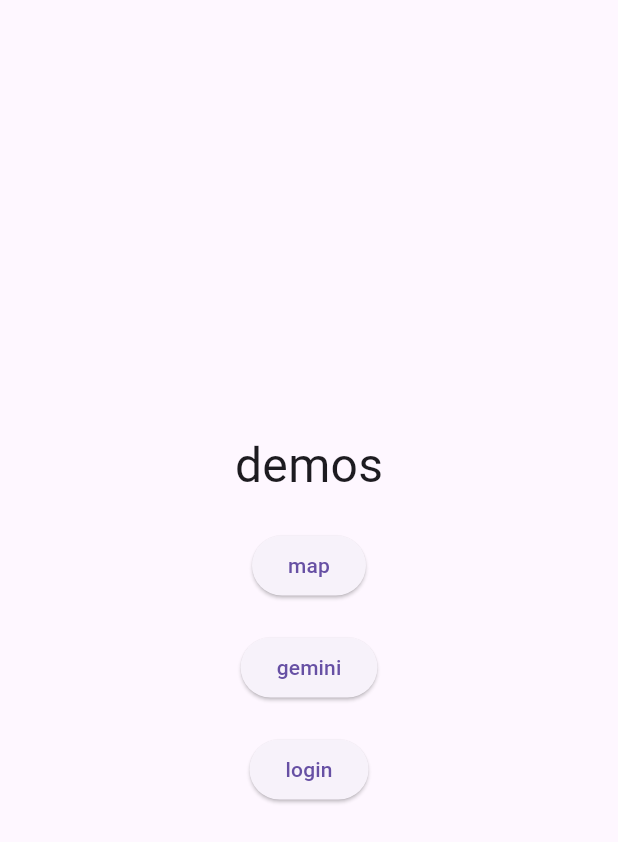
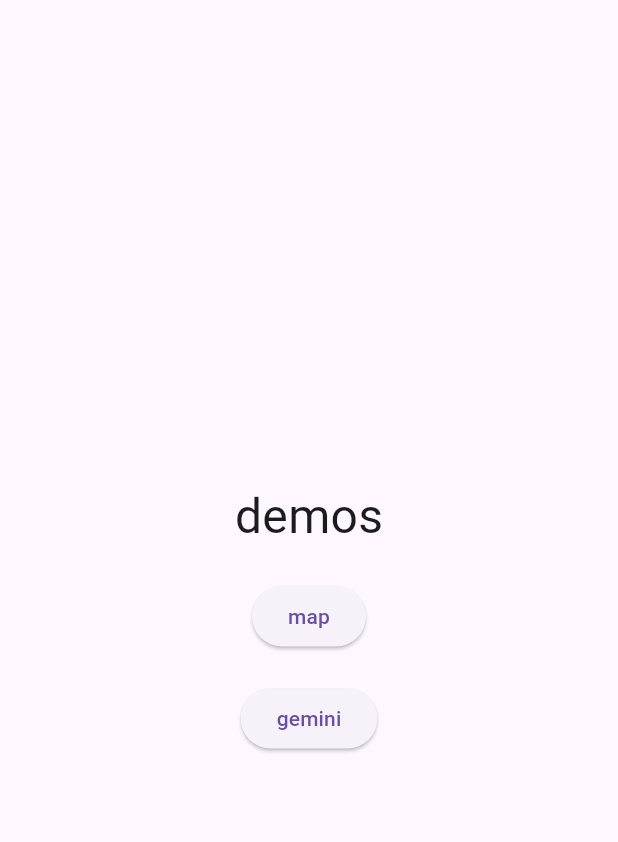
Before and after one commit to 1lyasm/imenniroutes, a Flutter app: the screen it shows once a user with an empty profile is signed in, on a phone screen of 412 x 824 dp. Shown: the top 842 px of the screen. Run offline on Flutter 3.47's test engine with Material 3 defaults, Android fonts, the phone set to English and light mode, and no system bars; our stand-ins replace firebase_auth, firebase_core, google_maps_flutter; missing offline and left inert: firebase_ui_auth; accounts and stored records are empty.

Commit message:
Remove login button from home page

```diff
--- a/lib/imenniroutes.dart
+++ b/lib/imenniroutes.dart
@@ -1,6 +1,5 @@
 import 'package:flutter/material.dart';
 import 'package:imenniroutes/gemini.dart';
-import 'package:imenniroutes/login_page.dart';
 import 'package:imenniroutes/map.dart';
 
 class Imenniroutes extends StatelessWidget {
@@ -40,16 +39,6 @@
                 },
                 child: const Text('gemini'),
               ),
-              const SizedBox(height: 20), // Add space between text and button
-              ElevatedButton(
-                onPressed: () {
-                  Navigator.push(
-                    context,
-                    MaterialPageRoute(builder: (context) => const LoginPage()),
-                  );
-                },
-                child: const Text('login'),
-              ),
             ],
           ),
         ),
```
